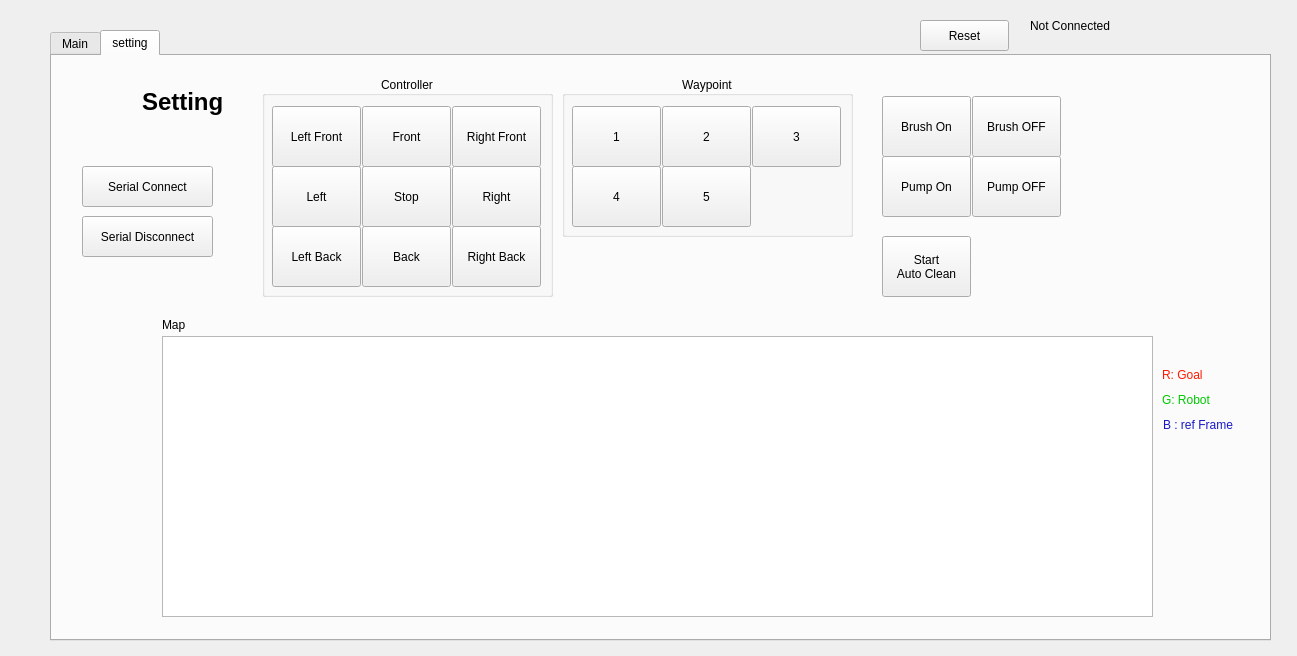
Qt form workspaces/self_drive_ws/src/platform_gui/src/widget.ui (SiChiTong/Platform_ROS2_ws) before a commit.
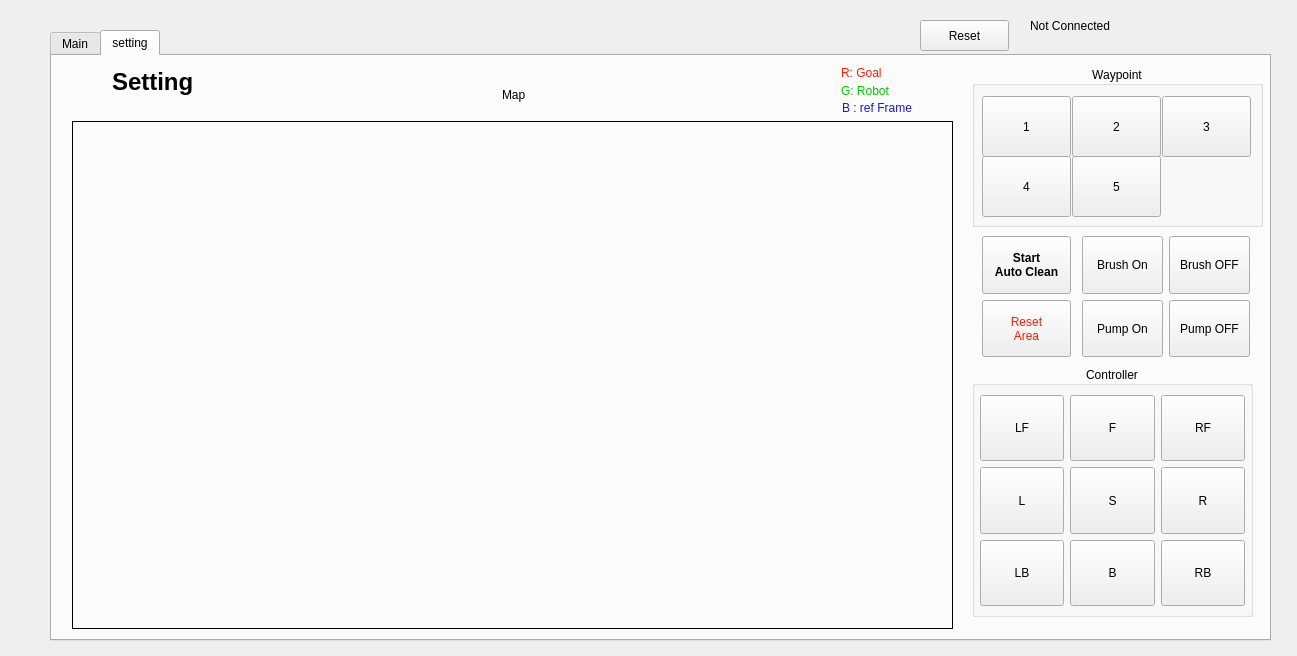
The same form after that commit. Icons and pictures are not drawn. Custom widgets are drawn as their Qt base class.

Patch:
```diff
--- a/workspaces/self_drive_ws/src/platform_gui/src/widget.ui
+++ b/workspaces/self_drive_ws/src/platform_gui/src/widget.ui
@@ -731,33 +731,11 @@
     <attribute name="title">
      <string>setting</string>
     </attribute>
-    <widget class="QLabel" name="lable_logo_5">
-     <property name="geometry">
-      <rect>
-       <x>1130</x>
-       <y>500</y>
-       <width>71</width>
-       <height>41</height>
-      </rect>
-     </property>
-     <property name="text">
-      <string/>
-     </property>
-     <property name="pixmap">
-      <pixmap>:img/pic_logo_1.jpg</pixmap>
-     </property>
-     <property name="scaledContents">
-      <bool>true</bool>
-     </property>
-     <property name="alignment">
-      <set>Qt::AlignCenter</set>
-     </property>
-    </widget>
     <widget class="QLabel" name="label_10">
      <property name="geometry">
       <rect>
-       <x>90</x>
-       <y>30</y>
+       <x>60</x>
+       <y>10</y>
        <width>101</width>
        <height>31</height>
       </rect>
@@ -776,10 +754,10 @@
     <widget class="QLabel" name="label_11">
      <property name="geometry">
       <rect>
-       <x>20</x>
-       <y>20</y>
-       <width>67</width>
-       <height>61</height>
+       <x>10</x>
+       <y>10</y>
+       <width>51</width>
+       <height>41</height>
       </rect>
      </property>
      <property name="text">
@@ -792,39 +770,13 @@
       <bool>true</bool>
      </property>
     </widget>
-    <widget class="QPushButton" name="pushButton">
-     <property name="geometry">
-      <rect>
-       <x>30</x>
-       <y>110</y>
-       <width>131</width>
-       <height>41</height>
-      </rect>
-     </property>
-     <property name="text">
-      <string>Serial Connect</string>
-     </property>
-    </widget>
-    <widget class="QPushButton" name="pushButton_2">
-     <property name="geometry">
-      <rect>
-       <x>30</x>
-       <y>160</y>
-       <width>131</width>
-       <height>41</height>
-      </rect>
-     </property>
-     <property name="text">
-      <string>Serial Disconnect</string>
-     </property>
-    </widget>
     <widget class="QGroupBox" name="control_group">
      <property name="geometry">
       <rect>
-       <x>210</x>
-       <y>20</y>
-       <width>291</width>
-       <height>221</height>
+       <x>920</x>
+       <y>310</y>
+       <width>281</width>
+       <height>251</height>
       </rect>
      </property>
      <property name="title">
@@ -833,129 +785,141 @@
      <property name="alignment">
       <set>Qt::AlignCenter</set>
      </property>
-     <widget class="QPushButton" name="Stop">
+     <widget class="QWidget" name="layoutWidget">
       <property name="geometry">
        <rect>
-        <x>100</x>
-        <y>90</y>
-        <width>89</width>
-        <height>61</height>
+        <x>8</x>
+        <y>29</y>
+        <width>265</width>
+        <height>211</height>
        </rect>
       </property>
-      <property name="text">
-       <string>Stop</string>
-      </property>
-     </widget>
-     <widget class="QPushButton" name="Right_Front">
-      <property name="geometry">
-       <rect>
-        <x>190</x>
-        <y>30</y>
-        <width>89</width>
-        <height>61</height>
-       </rect>
-      </property>
-      <property name="text">
-       <string>Right Front</string>
-      </property>
-     </widget>
-     <widget class="QPushButton" name="Left_Front">
-      <property name="geometry">
-       <rect>
-        <x>10</x>
-        <y>30</y>
-        <width>89</width>
-        <height>61</height>
-       </rect>
-      </property>
-      <property name="text">
-       <string>Left Front</string>
-      </property>
-     </widget>
-     <widget class="QPushButton" name="Left">
-      <property name="geometry">
-       <rect>
-        <x>10</x>
-        <y>90</y>
-        <width>89</width>
-        <height>61</height>
-       </rect>
-      </property>
-      <property name="text">
-       <string>Left</string>
-      </property>
-     </widget>
-     <widget class="QPushButton" name="Right">
-      <property name="geometry">
-       <rect>
-        <x>190</x>
-        <y>90</y>
-        <width>89</width>
-        <height>61</height>
-       </rect>
-      </property>
-      <property name="text">
-       <string>Right</string>
-      </property>
-     </widget>
-     <widget class="QPushButton" name="Left_Back">
-      <property name="geometry">
-       <rect>
-        <x>10</x>
-        <y>150</y>
-        <width>89</width>
-        <height>61</height>
-       </rect>
-      </property>
-      <property name="text">
-       <string>Left Back</string>
-      </property>
-     </widget>
-     <widget class="QPushButton" name="Front">
-      <property name="geometry">
-       <rect>
-        <x>100</x>
-        <y>30</y>
-        <width>89</width>
-        <height>61</height>
-       </rect>
-      </property>
-      <property name="text">
-       <string>Front</string>
-      </property>
-     </widget>
-     <widget class="QPushButton" name="Right_Back">
-      <property name="geometry">
-       <rect>
-        <x>190</x>
-        <y>150</y>
-        <width>89</width>
-        <height>61</height>
-       </rect>
-      </property>
-      <property name="text">
-       <string>Right Back</string>
-      </property>
-     </widget>
-     <widget class="QPushButton" name="Back">
-      <property name="geometry">
-       <rect>
-        <x>100</x>
-        <y>150</y>
-        <width>89</width>
-        <height>61</height>
-       </rect>
-      </property>
-      <property name="text">
-       <string>Back</string>
-      </property>
+      <layout class="QGridLayout" name="gridLayout">
+       <item row="0" column="0">
+        <widget class="QPushButton" name="Left_Front">
+         <property name="sizePolicy">
+          <sizepolicy hsizetype="Minimum" vsizetype="Expanding">
+           <horstretch>0</horstretch>
+           <verstretch>0</verstretch>
+          </sizepolicy>
+         </property>
+         <property name="text">
+          <string>LF</string>
+         </property>
+        </widget>
+       </item>
+       <item row="0" column="1">
+        <widget class="QPushButton" name="Front">
+         <property name="sizePolicy">
+          <sizepolicy hsizetype="Minimum" vsizetype="Expanding">
+           <horstretch>0</horstretch>
+           <verstretch>0</verstretch>
+          </sizepolicy>
+         </property>
+         <property name="text">
+          <string>F</string>
+         </property>
+        </widget>
+       </item>
+       <item row="0" column="2">
+        <widget class="QPushButton" name="Right_Front">
+         <property name="sizePolicy">
+          <sizepolicy hsizetype="Minimum" vsizetype="Expanding">
+           <horstretch>0</horstretch>
+           <verstretch>0</verstretch>
+          </sizepolicy>
+         </property>
+         <property name="text">
+          <string>RF</string>
+         </property>
+        </widget>
+       </item>
+       <item row="1" column="0">
+        <widget class="QPushButton" name="Left">
+         <property name="sizePolicy">
+          <sizepolicy hsizetype="Minimum" vsizetype="Expanding">
+           <horstretch>0</horstretch>
+           <verstretch>0</verstretch>
+          </sizepolicy>
+         </property>
+         <property name="text">
+          <string>L</string>
+         </property>
+        </widget>
+       </item>
+       <item row="1" column="1">
+        <widget class="QPushButton" name="Stop">
+         <property name="sizePolicy">
+          <sizepolicy hsizetype="Minimum" vsizetype="Expanding">
+           <horstretch>0</horstretch>
+           <verstretch>0</verstretch>
+          </sizepolicy>
+         </property>
+         <property name="text">
+          <string>S</string>
+         </property>
+        </widget>
+       </item>
+       <item row="1" column="2">
+        <widget class="QPushButton" name="Right">
+         <property name="sizePolicy">
+          <sizepolicy hsizetype="Minimum" vsizetype="Expanding">
+           <horstretch>0</horstretch>
+           <verstretch>0</verstretch>
+          </sizepolicy>
+         </property>
+         <property name="text">
+          <string>R</string>
+         </property>
+        </widget>
+       </item>
+       <item row="2" column="0">
+        <widget class="QPushButton" name="Left_Back">
+         <property name="sizePolicy">
+          <sizepolicy hsizetype="Minimum" vsizetype="Expanding">
+           <horstretch>0</horstretch>
+           <verstretch>0</verstretch>
+          </sizepolicy>
+         </property>
+         <property name="text">
+          <string>LB</string>
+         </property>
+        </widget>
+       </item>
+       <item row="2" column="1">
+        <widget class="QPushButton" name="Back">
+         <property name="sizePolicy">
+          <sizepolicy hsizetype="Minimum" vsizetype="Expanding">
+           <horstretch>0</horstretch>
+           <verstretch>0</verstretch>
+          </sizepolicy>
+         </property>
+         <property name="text">
+          <string>B</string>
+         </property>
+        </widget>
+       </item>
+       <item row="2" column="2">
+        <widget class="QPushButton" name="Right_Back">
+         <property name="sizePolicy">
+          <sizepolicy hsizetype="Minimum" vsizetype="Expanding">
+           <horstretch>0</horstretch>
+           <verstretch>0</verstretch>
+          </sizepolicy>
+         </property>
+         <property name="text">
+          <string>RB</string>
+         </property>
+        </widget>
+       </item>
+      </layout>
      </widget>
     </widget>
     <widget class="QGroupBox" name="control_group_waypoint">
      <property name="geometry">
       <rect>
-       <x>510</x>
-       <y>20</y>
+       <x>920</x>
+       <y>10</y>
        <width>291</width>
        <height>161</height>
       </rect>
@@ -1032,24 +996,11 @@
       </property>
      </widget>
     </widget>
-    <widget class="QGraphicsView" name="graphicsView">
-     <property name="geometry">
-      <rect>
-       <x>110</x>
-       <y>280</y>
-       <width>991</width>
-       <height>281</height>
-      </rect>
-     </property>
-     <property name="autoFillBackground">
-      <bool>false</bool>
-     </property>
-    </widget>
     <widget class="QLabel" name="lbl_map">
      <property name="geometry">
       <rect>
-       <x>110</x>
-       <y>260</y>
+       <x>450</x>
+       <y>30</y>
        <width>67</width>
        <height>17</height>
       </rect>
@@ -1061,8 +1012,8 @@
     <widget class="QLabel" name="lbl_map_2">
      <property name="geometry">
       <rect>
-       <x>1110</x>
-       <y>310</y>
+       <x>789</x>
+       <y>8</y>
        <width>67</width>
        <height>17</height>
       </rect>
@@ -1077,8 +1028,8 @@
     <widget class="QLabel" name="lbl_map_3">
      <property name="geometry">
       <rect>
-       <x>1110</x>
-       <y>335</y>
+       <x>789</x>
+       <y>26</y>
        <width>67</width>
        <height>17</height>
       </rect>
@@ -1093,8 +1044,8 @@
     <widget class="QLabel" name="lbl_map_4">
      <property name="geometry">
       <rect>
-       <x>1111</x>
-       <y>360</y>
+       <x>790</x>
+       <y>43</y>
        <width>91</width>
        <height>17</height>
       </rect>
@@ -1106,71 +1057,146 @@
       <string>B : ref Frame</string>
      </property>
     </widget>
-    <widget class="QPushButton" name="Brush_OFF">
+    <widget class="ClickableLabel" name="lbl_map_img">
      <property name="geometry">
       <rect>
-       <x>920</x>
-       <y>40</y>
-       <width>89</width>
-       <height>61</height>
+       <x>20</x>
+       <y>65</y>
+       <width>881</width>
+       <height>508</height>
       </rect>
      </property>
-     <property name="text">
-      <string>Brush OFF</string>
+     <property name="styleSheet">
+      <string notr="true">border: 1px solid black;</string>
      </property>
-    </widget>
-    <widget class="QPushButton" name="brush_on">
-     <property name="geometry">
-      <rect>
-       <x>830</x>
-       <y>40</y>
-       <width>89</width>
-       <height>61</height>
-      </rect>
-     </property>
      <property name="text">
-      <string>Brush On</string>
+      <string/>
      </property>
-    </widget>
-    <widget class="QPushButton" name="Pump_OFF">
-     <property name="geometry">
-      <rect>
-       <x>920</x>
-       <y>100</y>
-       <width>89</width>
-       <height>61</height>
-      </rect>
+     <property name="alignment">
+      <set>Qt::AlignLeading|Qt::AlignLeft|Qt::AlignTop</set>
      </property>
-     <property name="text">
-      <string>Pump OFF</string>
-     </property>
     </widget>
-    <widget class="QPushButton" name="pump_on">
+    <widget class="QWidget" name="layoutWidget">
      <property name="geometry">
       <rect>
-       <x>830</x>
-       <y>100</y>
-       <width>89</width>
-       <height>61</height>
+       <x>1030</x>
+       <y>180</y>
+       <width>168</width>
+       <height>121</height>
       </rect>
      </property>
-     <property name="text">
-      <string>Pump On</string>
-     </property>
+     <layout class="QGridLayout" name="gridLayout_2">
+      <property name="sizeConstraint">
+       <enum>QLayout::SetMinimumSize</enum>
+      </property>
+      <property name="bottomMargin">
+       <number>0</number>
+      </property>
+      <property name="verticalSpacing">
+       <number>6</number>
+      </property>
+      <item row="0" column="0">
+       <widget class="QPushButton" name="brush_on">
+        <property name="sizePolicy">
+         <sizepolicy hsizetype="Minimum" vsizetype="Expanding">
+          <horstretch>0</horstretch>
+          <verstretch>0</verstretch>
+         </sizepolicy>
+        </property>
+        <property name="text">
+         <string>Brush On</string>
+        </property>
+       </widget>
+      </item>
+      <item row="0" column="1">
+       <widget class="QPushButton" name="Brush_OFF">
+        <property name="sizePolicy">
+         <sizepolicy hsizetype="Minimum" vsizetype="Expanding">
+          <horstretch>0</horstretch>
+          <verstretch>0</verstretch>
+         </sizepolicy>
+        </property>
+        <property name="text">
+         <string>Brush OFF</string>
+        </property>
+       </widget>
+      </item>
+      <item row="1" column="0">
+       <widget class="QPushButton" name="pump_on">
+        <property name="sizePolicy">
+         <sizepolicy hsizetype="Minimum" vsizetype="Expanding">
+          <horstretch>0</horstretch>
+          <verstretch>0</verstretch>
+         </sizepolicy>
+        </property>
+        <property name="text">
+         <string>Pump On</string>
+        </property>
+       </widget>
+      </item>
+      <item row="1" column="1">
+       <widget class="QPushButton" name="Pump_OFF">
+        <property name="sizePolicy">
+         <sizepolicy hsizetype="Minimum" vsizetype="Expanding">
+          <horstretch>0</horstretch>
+          <verstretch>0</verstretch>
+         </sizepolicy>
+        </property>
+        <property name="text">
+         <string>Pump OFF</string>
+        </property>
+       </widget>
+      </item>
+     </layout>
     </widget>
-    <widget class="QPushButton" name="start_clean">
+    <widget class="QWidget" name="">
      <property name="geometry">
       <rect>
-       <x>830</x>
+       <x>930</x>
        <y>180</y>
        <width>89</width>
-       <height>61</height>
+       <height>121</height>
       </rect>
      </property>
-     <property name="text">
-      <string>Start 
+     <layout class="QGridLayout" name="gridLayout_3">
+      <item row="0" column="0">
+       <widget class="QPushButton" name="lbl_start_clean">
+        <property name="sizePolicy">
+         <sizepolicy hsizetype="Minimum" vsizetype="Expanding">
+          <horstretch>0</horstretch>
+          <verstretch>0</verstretch>
+         </sizepolicy>
+        </property>
+        <property name="font">
+         <font>
+          <weight>75</weight>
+          <bold>true</bold>
+         </font>
+        </property>
+        <property name="text">
+         <string>Start 
 Auto Clean</string>
-     </property>
+        </property>
+       </widget>
+      </item>
+      <item row="1" column="0">
+       <widget class="QPushButton" name="lbl_reset_area">
+        <property name="sizePolicy">
+         <sizepolicy hsizetype="Minimum" vsizetype="Expanding">
+          <horstretch>0</horstretch>
+          <verstretch>0</verstretch>
+         </sizepolicy>
+        </property>
+        <property name="styleSheet">
+         <string notr="true">color: rgb(255, 25, 0)</string>
+        </property>
+        <property name="text">
+         <string>Reset
+Area</string>
+        </property>
+       </widget>
+      </item>
+     </layout>
     </widget>
    </widget>
   </widget>
@@ -1299,6 +1325,18 @@
    </property>
   </widget>
  </widget>
+ <customwidgets>
+  <customwidget>
+   <class>ClickableLabel</class>
+   <extends>QLabel</extends>
+   <header>src/clickablelabel.hpp</header>
+   <slots>
+    <signal>clicked(QMouseEvent*)</signal>
+    <signal>moved(QMouseEvent*)</signal>
+    <signal>release(QMouseEvent*)</signal>
+   </slots>
+  </customwidget>
+ </customwidgets>
  <resources>
   <include location="zeus_resource.qrc"/>
  </resources>
```
Left out of the diff: 6 changed lines with no effect on the pictures.
